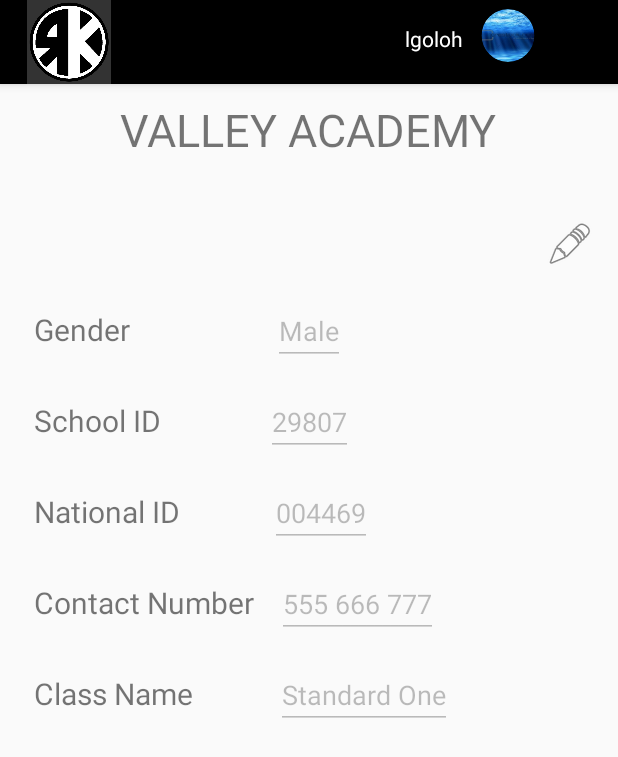
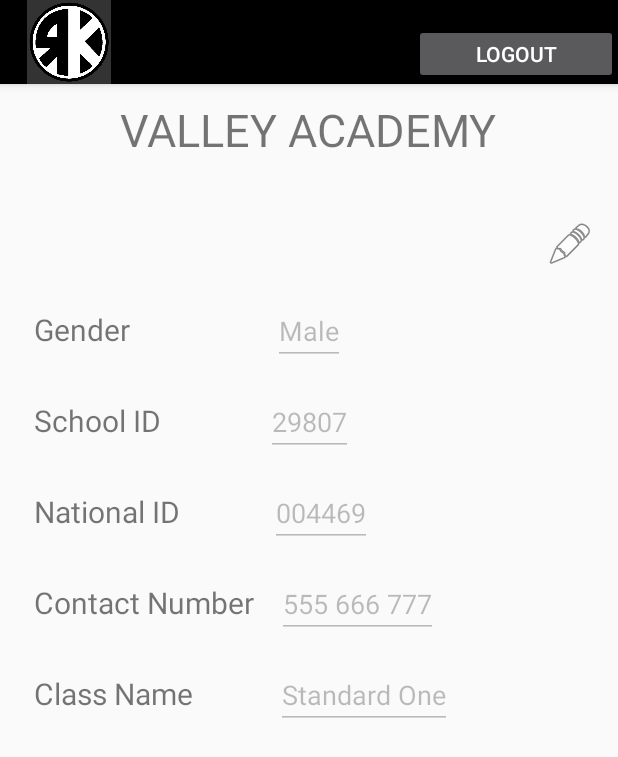
Before and after one commit to chloesheen/RKFMonitor, an Android app: the TeacherProfileActivity screen opened directly, with no data from a screen before it, on a phone screen of 412 x 824 dp. Shown: the top 757 px of the screen. Run offline under Robolectric (Android 15) with nearby library versions, the phone set to English and light mode, and no system bars; libraries missing offline, so code that uses them is left out: org.parceler; 7 statements that could not run were skipped.

Commit message:
logout function added

```diff
--- a/app/src/main/res/layout/activity_teacher_profile.xml
+++ b/app/src/main/res/layout/activity_teacher_profile.xml
@@ -30,51 +30,29 @@
                     android:src="@drawable/rfklogo"
                     android:contentDescription="@string/logo"/>
 
-                <de.hdodenhof.circleimageview.CircleImageView xmlns:app="http://schemas.android.com/apk/res-auto"
-                    android:id="@+id/profile_image"
-                    android:layout_width="49dp"
-                    android:layout_height="39dp"
-                    android:layout_alignStart="@+id/logo"
-                    android:layout_alignLeft="@+id/logo"
-                    android:layout_alignParentTop="true"
-                    android:layout_marginStart="298dp"
-                    android:layout_marginLeft="298dp"
-                    android:layout_marginTop="4dp"
-                    android:layout_marginEnd="8dp"
-                    android:layout_marginRight="8dp"
-                    android:src="@drawable/water_light_effect"
-                    app:civ_border_color="#FF000000"
-                    app:civ_border_width="2dp"
-                    app:layout_constraintEnd_toEndOf="parent"
-                    app:layout_constraintHorizontal_bias="0.974"
-                    app:layout_constraintStart_toStartOf="parent"
-                    app:layout_constraintTop_toTopOf="parent" />
-
-                <TextView
-                    android:id="@+id/profile_name"
-                    android:layout_width="48dp"
-                    android:layout_height="22dp"
+                <Button
+                    android:id="@+id/logout"
+                    android:layout_width="wrap_content"
+                    android:layout_height="wrap_content"
+                    android:layout_gravity="center"
                     android:layout_alignParentEnd="true"
                     android:layout_alignParentRight="true"
-                    android:layout_marginStart="194dp"
-                    android:layout_marginLeft="194dp"
+                    android:layout_marginEnd="0dp"
+                    android:layout_marginLeft="500dp"
+                    android:layout_marginRight="19dp"
+                    android:layout_marginStart="200dp"
                     android:layout_marginTop="16dp"
-                    android:layout_marginEnd="66dp"
-                    android:layout_marginRight="66dp"
                     android:layout_toEndOf="@id/logo"
                     android:layout_toRightOf="@id/logo"
-                    android:text="@string/teach_username"
+                    android:text="@string/logout"
                     android:textColor="@color/colorFont"
-                    app:layout_constraintEnd_toStartOf="@+id/profile_image"
+                    app:layout_constraintEnd_toEndOf="parent"
                     app:layout_constraintTop_toTopOf="parent" />
-
 
             </RelativeLayout>
         </android.support.v7.widget.Toolbar>
     </android.support.design.widget.AppBarLayout>
 
-
-
     <include layout="@layout/content_teacher_profile" />
 
 </android.support.design.widget.CoordinatorLayout>
```
